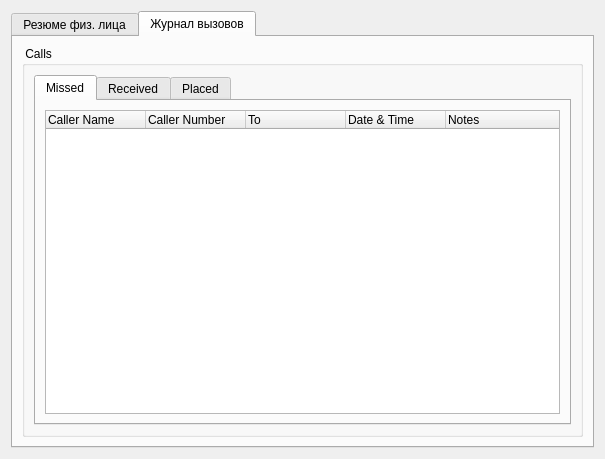
Before: the Qt Designer form ViewContactDialog.ui in okostynchuk/Outcall, drawn with Qt 5.
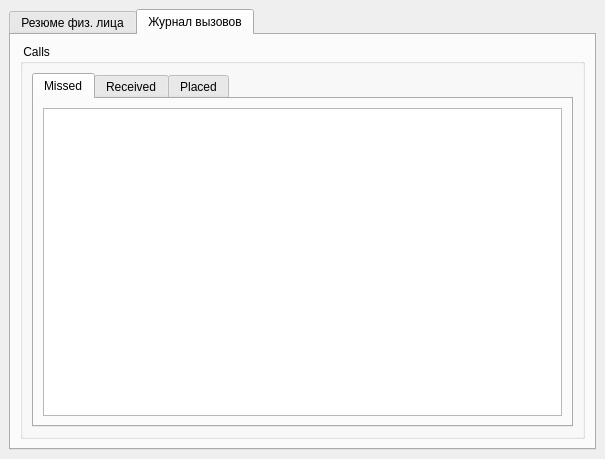
After: the same form once the commit is applied. The open tabs and pages were chosen to show the change. Icons and pictures are not drawn.

Commit message: ПЕРЕРОДИВШАЯСЯ CALLHISTORY AND NOTES

Diff of the .ui file:
```diff
--- a/ViewContactDialog.ui
+++ b/ViewContactDialog.ui
@@ -20,9 +20,15 @@
   <property name="styleSheet">
    <string notr="true"/>
   </property>
-  <layout class="QGridLayout" name="gridLayout_2">
-   <item row="0" column="0">
     <widget class="QTabWidget" name="tabWidget">
+   <property name="geometry">
+    <rect>
+     <x>9</x>
+     <y>9</y>
+     <width>587</width>
+     <height>441</height>
+    </rect>
+   </property>
      <property name="currentIndex">
       <number>0</number>
      </property>
@@ -465,56 +471,7 @@
              </attribute>
              <layout class="QVBoxLayout" name="verticalLayout_6">
               <item>
-               <widget class="QTreeWidget" name="treeWidgetMissed">
-                <property name="minimumSize">
-                 <size>
-                  <width>0</width>
-                  <height>0</height>
-                 </size>
-                </property>
-                <property name="layoutDirection">
-                 <enum>Qt::LeftToRight</enum>
-                </property>
-                <property name="selectionMode">
-                 <enum>QAbstractItemView::ExtendedSelection</enum>
-                </property>
-                <property name="rootIsDecorated">
-                 <bool>false</bool>
-                </property>
-                <property name="columnCount">
-                 <number>5</number>
-                </property>
-                <column>
-                 <property name="text">
-                  <string>Caller Name</string>
-                 </property>
-                </column>
-                <column>
-                 <property name="text">
-                  <string notr="true">Caller Number</string>
-                 </property>
-                </column>
-                <column>
-                 <property name="text">
-                  <string notr="true">To</string>
-                 </property>
-                </column>
-                <column>
-                 <property name="text">
-                  <string notr="true">Date &amp; Time</string>
-                 </property>
-                 <property name="font">
-                  <font>
-                   <stylestrategy>PreferAntialias</stylestrategy>
-                  </font>
-                 </property>
-                </column>
-                <column>
-                 <property name="text">
-                  <string>Notes</string>
-                 </property>
-                </column>
-               </widget>
+             <widget class="QTableView" name="tableView"/>
               </item>
              </layout>
             </widget>
@@ -611,8 +568,6 @@
       </layout>
      </widget>
     </widget>
-   </item>
-  </layout>
  </widget>
  <resources>
   <include location="images.qrc"/>
```
Left out of the diff: 71 changed lines with no effect on the pictures. Lines whose indentation alone changed are shown as unchanged. The commit also changes 10 other files.
